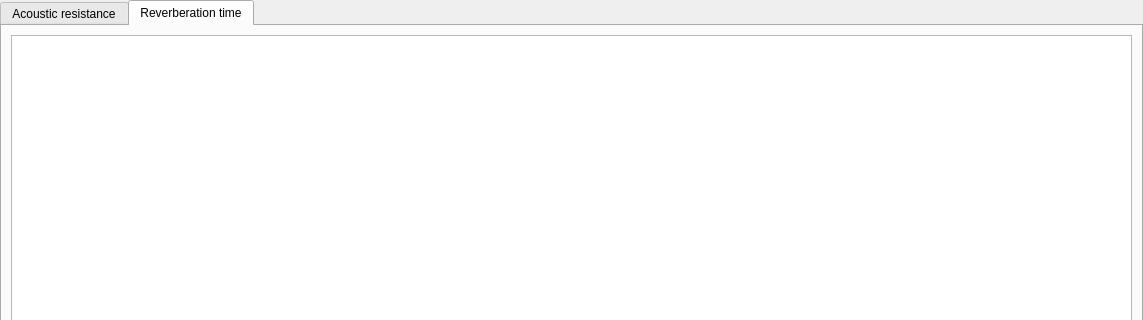
The window that SIM-VICUS/src/SVAcousticConstraintsCheckWidget.ui (ghorwin/SIM-VICUS) describes before a commit, drawn with Qt 5; both pictures show x 0 to 1143 and y 0 to 320 of the 1143 by 647 pixel window.
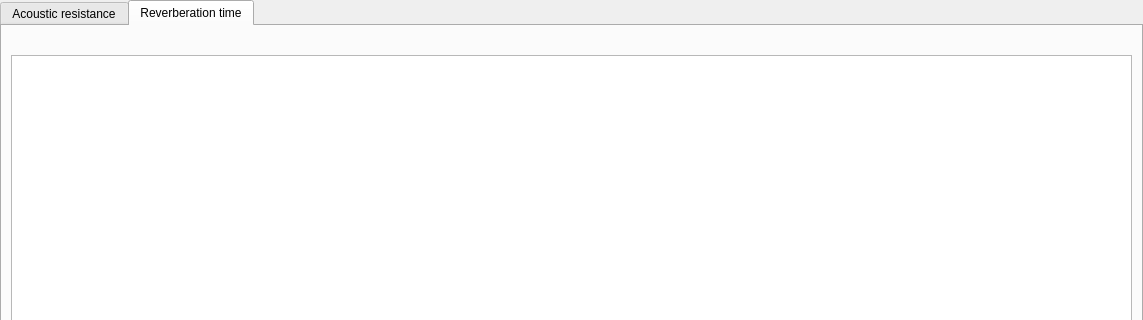
The same window after the commit. The open tabs and pages were chosen to show the change.

Commit message: Updated acoustic check

```diff
--- a/SIM-VICUS/src/SVAcousticConstraintsCheckWidget.ui
+++ b/SIM-VICUS/src/SVAcousticConstraintsCheckWidget.ui
@@ -172,8 +172,32 @@
       <attribute name="title">
        <string>Reverberation time</string>
       </attribute>
-      <layout class="QGridLayout" name="gridLayout_2">
-       <item row="0" column="0">
+      <layout class="QVBoxLayout" name="verticalLayout">
+       <item>
+        <layout class="QHBoxLayout" name="horizontalLayout_4">
+         <item>
+          <widget class="QLabel" name="labelReverberationIcon">
+           <property name="maximumSize">
+            <size>
+             <width>20</width>
+             <height>16777215</height>
+            </size>
+           </property>
+           <property name="text">
+            <string/>
+           </property>
+          </widget>
+         </item>
+         <item>
+          <widget class="QLabel" name="labelReverberation">
+           <property name="text">
+            <string/>
+           </property>
+          </widget>
+         </item>
+        </layout>
+       </item>
+       <item>
         <widget class="QTableWidget" name="tableWidgetReverberation"/>
        </item>
       </layout>
```
Left out of the diff: 2 changed lines with no effect on the pictures. The commit also changes 1 other file.
